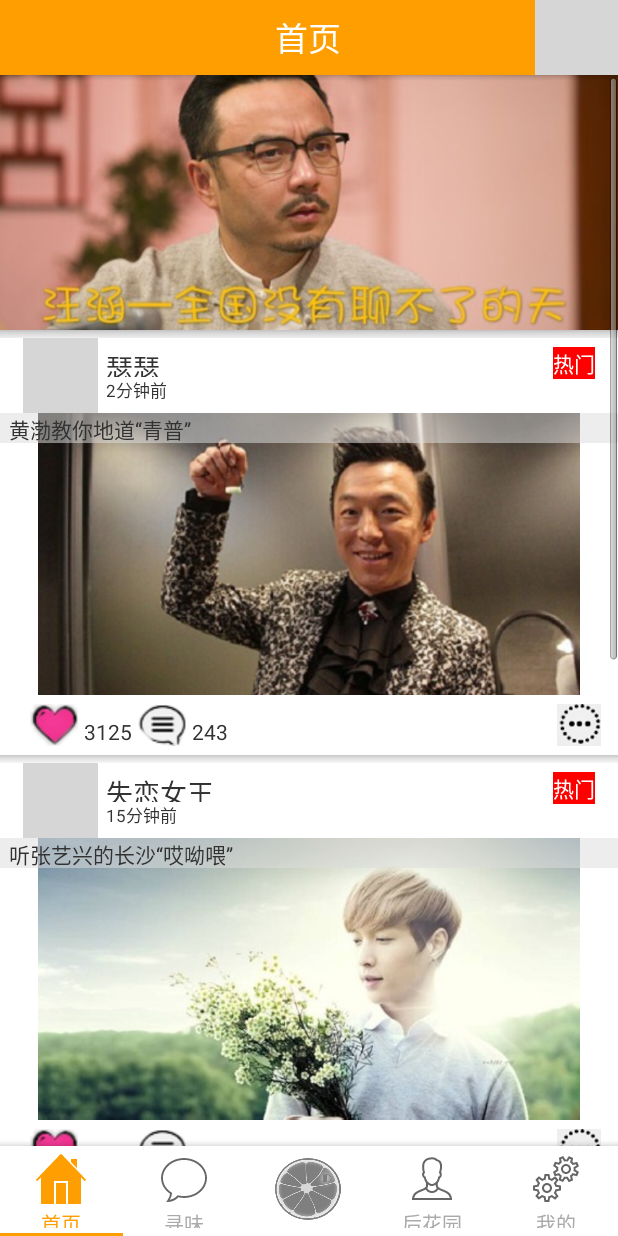
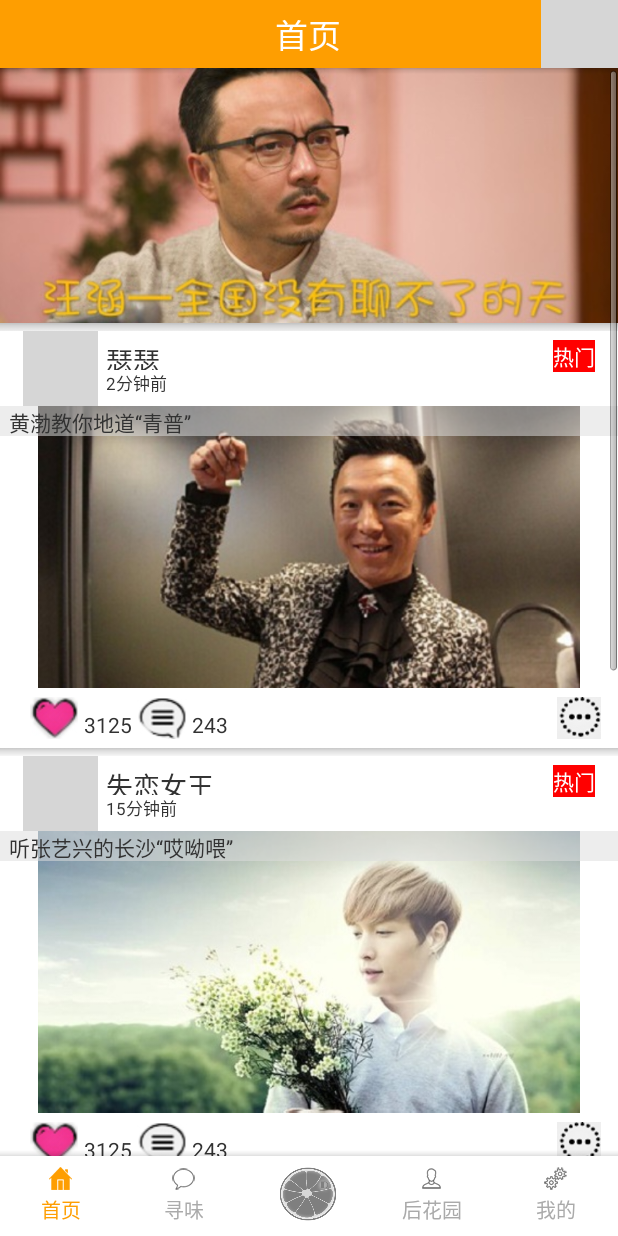
Before and after one commit to youlingwangzi/DialectOrange, an Android app: the screen it shows after launch (MainActivity), after a tap on an icon or button, on a phone screen of 412 x 824 dp. Run offline under Robolectric (Android 15) with nearby library versions, the phone set to English and light mode, and no system bars; grey boxes are pictures that could not be loaded.

Commit message:
完善首页细节。

```diff
--- a/build.gradle
+++ b/build.gradle
@@ -8,8 +8,8 @@ android {
         applicationId "com.fycz.dialectorange"
         minSdkVersion 17
         targetSdkVersion 23
-        versionCode 1
-        versionName "1.0"
+        versionCode 101
+        versionName "0.1alpha"
     }
     buildTypes {
         release {
--- a/src/main/java/com/fycz/dialectorange/MainActivity.java
+++ b/src/main/java/com/fycz/dialectorange/MainActivity.java
@@ -20,13 +20,13 @@ public class MainActivity extends FragmentActivity {
 
     private String[] mTitles = {"首页", "寻味", "" , "后花园", "我的"};
     private int[] mIconUnselectIds = {
-            R.mipmap.tab_home_unselect, R.mipmap.tab_speech_unselect,
+            R.mipmap.tab_home_unselect1, R.mipmap.tab_speech_unselect1,
             R.mipmap.orange_nocolor,
-            R.mipmap.tab_contact_unselect, R.mipmap.tab_more_unselect};
+            R.mipmap.tab_contact_unselect1, R.mipmap.tab_more_unselect1};
     private int[] mIconSelectIds = {
-            R.mipmap.tab_home_select, R.mipmap.tab_speech_select,
+            R.mipmap.tab_home_select1, R.mipmap.tab_speech_select1,
             R.mipmap.orange,
-            R.mipmap.tab_contact_select, R.mipmap.tab_more_select};
+            R.mipmap.tab_contact_select1, R.mipmap.tab_more_select1};
     private ArrayList<CustomTabEntity> mTabEntities = new ArrayList<>();
     private CommonTabLayout mTabLayout_1;
 
--- a/src/main/java/com/fycz/dialectorange/StartActivity.java
+++ b/src/main/java/com/fycz/dialectorange/StartActivity.java
@@ -2,9 +2,12 @@ package com.fycz.dialectorange;
 
 import android.app.Activity;
 import android.content.Intent;
+import android.content.pm.PackageInfo;
+import android.content.pm.PackageManager;
 import android.support.v7.app.AppCompatActivity;
 import android.os.Bundle;
 import android.view.View;
+import android.widget.TextView;
 
 public class StartActivity extends Activity {
 
@@ -12,6 +15,13 @@ public class StartActivity extends Activity {
     protected void onCreate(Bundle savedInstanceState) {
         super.onCreate(savedInstanceState);
         setContentView(R.layout.activity_start);
+
+        TextView versionInfo = (TextView)findViewById(R.id.version_info);
+        try {
+            versionInfo.setText(getVersionInfo());
+        } catch (Exception e) {
+            e.printStackTrace();
+        }
     }
 
     public void onClickWelcomeButton(View view){
@@ -19,4 +29,35 @@ public class StartActivity extends Activity {
         startActivity(intent);
         finish();
     }
+
+    /**
+     * 获取版本名称
+     * @return 返回 V + 版本名称 形式字符串
+     * @throws Exception
+     */
+    private String getVersionName() throws Exception {
+        PackageManager packageManager = getPackageManager();
+        PackageInfo packInfo = packageManager.getPackageInfo(getPackageName(),0);
+        return "V "+packInfo.versionName;
+    }
+
+    /**
+     * 获取版本号
+     * @return 返回括号括起来的版本号字符串
+     * @throws Exception
+     */
+    private String getVersionCode() throws Exception {
+        PackageManager packageManager = getPackageManager();
+        PackageInfo packInfo = packageManager.getPackageInfo(getPackageName(),0);
+        return "("+packInfo.versionCode+")";
+    }
+
+    /**
+     * 获取版本信息
+     * @return 返回版本名称及版本号字符串
+     * @throws Exception
+     */
+    private String getVersionInfo() throws Exception{
+        return getVersionName()+getVersionCode();
+    }
 }
--- a/src/main/res/layout/activity_main.xml
+++ b/src/main/res/layout/activity_main.xml
@@ -7,14 +7,14 @@
     tools:context="com.fycz.dialectorange.MainActivity">
     <LinearLayout
         android:layout_width="match_parent"
-        android:layout_height="50dp"
+        android:layout_height="45dp"
         android:id="@+id/main_title"
         android:orientation="horizontal"
         android:layout_alignParentTop="true"
         android:background="@color/orange">
         <ImageButton
             android:layout_width="0dp"
-            android:layout_weight="10"
+            android:layout_weight="9"
             android:layout_height="match_parent"
             android:background="@color/orange"/>
         <TextView
@@ -27,7 +27,7 @@
             android:textSize="10pt"/>
         <ImageButton
             android:layout_width="0dp"
-            android:layout_weight="10"
+            android:layout_weight="9"
             android:layout_height="match_parent"
             android:background="@drawable/orange"/>
 
@@ -38,18 +38,19 @@
         android:layout_width="match_parent"
         android:layout_height="wrap_content"
         android:layout_below="@+id/main_title"
-        android:layout_weight="100">
+        android:paddingBottom="53dp">
     </FrameLayout>
 
     <com.flyco.tablayout.CommonTabLayout
         android:id="@+id/tl_1"
         android:layout_width="match_parent"
-        android:layout_height="60dp"
+        android:layout_height="53dp"
         android:background="#ffffff"
         android:paddingBottom="5dp"
         android:paddingTop="5dp"
         android:layout_alignParentBottom="true"
         tl:tl_indicator_color="@color/orange"
+        tl:tl_indicator_height="0dp"
         tl:tl_textSelectColor="@color/orange"
         tl:tl_textUnselectColor="@color/gray_word"
         tl:tl_underline_color="#DDDDDD"
--- a/src/main/res/layout/activity_start.xml
+++ b/src/main/res/layout/activity_start.xml
@@ -44,4 +44,10 @@
         android:background="@drawable/welcome_botton"
         android:onClick="onClickWelcomeButton"/>
 
+    <TextView
+        android:layout_width="match_parent"
+        android:layout_height="wrap_content"
+        android:layout_alignParentBottom="true"
+        android:id="@+id/version_info"/>
+
 </RelativeLayout>
--- a/src/main/res/layout/fragment_home_page.xml
+++ b/src/main/res/layout/fragment_home_page.xml
@@ -2,8 +2,7 @@
     xmlns:tools="http://schemas.android.com/tools"
     android:layout_width="match_parent"
     android:layout_height="match_parent"
-    tools:context="com.fycz.fragment.HomePage"
-    android:layout_marginBottom="60dp">
+    tools:context="com.fycz.fragment.HomePage">
         <LinearLayout
             android:layout_width="match_parent"
             android:layout_height="wrap_content"
--- a/src/main/res/layout/fragment_xunwei.xml
+++ b/src/main/res/layout/fragment_xunwei.xml
@@ -4,10 +4,6 @@
     android:layout_height="match_parent"
     tools:context="com.fycz.fragment.XunweiFragment">
 
-    <!-- TODO: Update blank fragment layout -->
-    <TextView
-        android:layout_width="match_parent"
-        android:layout_height="match_parent"
-        android:text="@string/hello_blank_fragment" />
+
 
 </FrameLayout>
```
Also changed, not shown: src/main/res/mipmap-hdpi/tab_contact_select1.png (added), src/main/res/mipmap-hdpi/tab_contact_unselect1.png (added), src/main/res/mipmap-hdpi/tab_home_select1.png (added), src/main/res/mipmap-hdpi/tab_home_unselect1.png (added), src/main/res/mipmap-hdpi/tab_more_select1.png (added), src/main/res/mipmap-hdpi/tab_more_unselect1.png (added), src/main/res/mipmap-hdpi/tab_speech_select1.png (added), src/main/res/mipmap-hdpi/tab_speech_unselect1.png (added), 1 other file.
